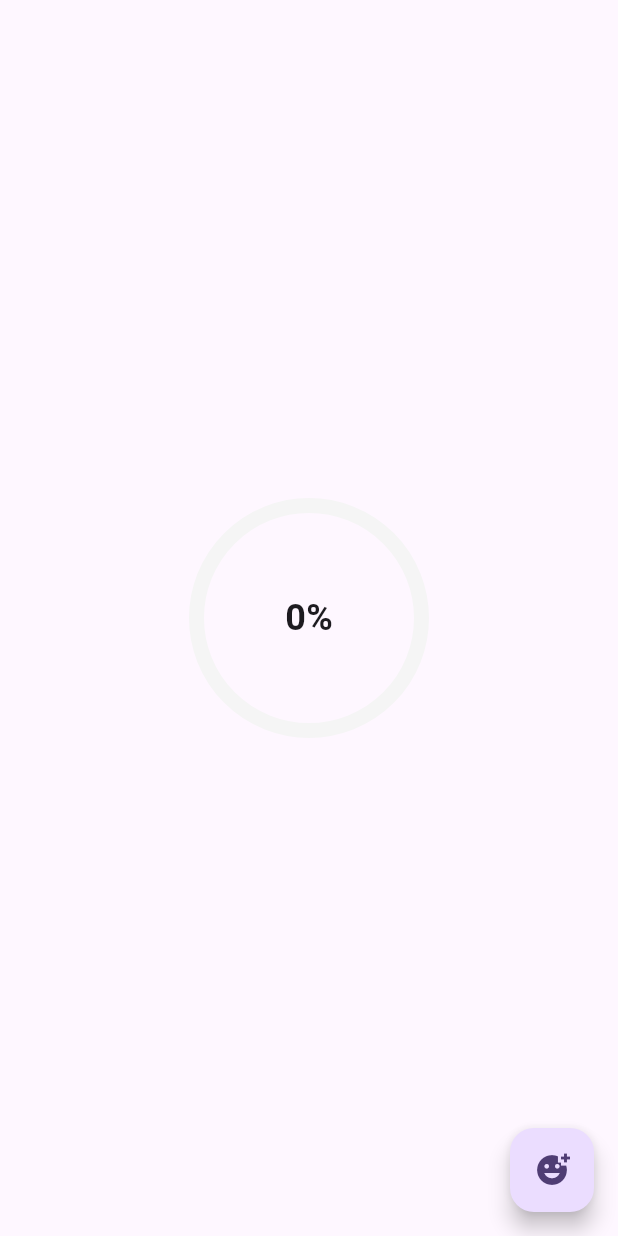
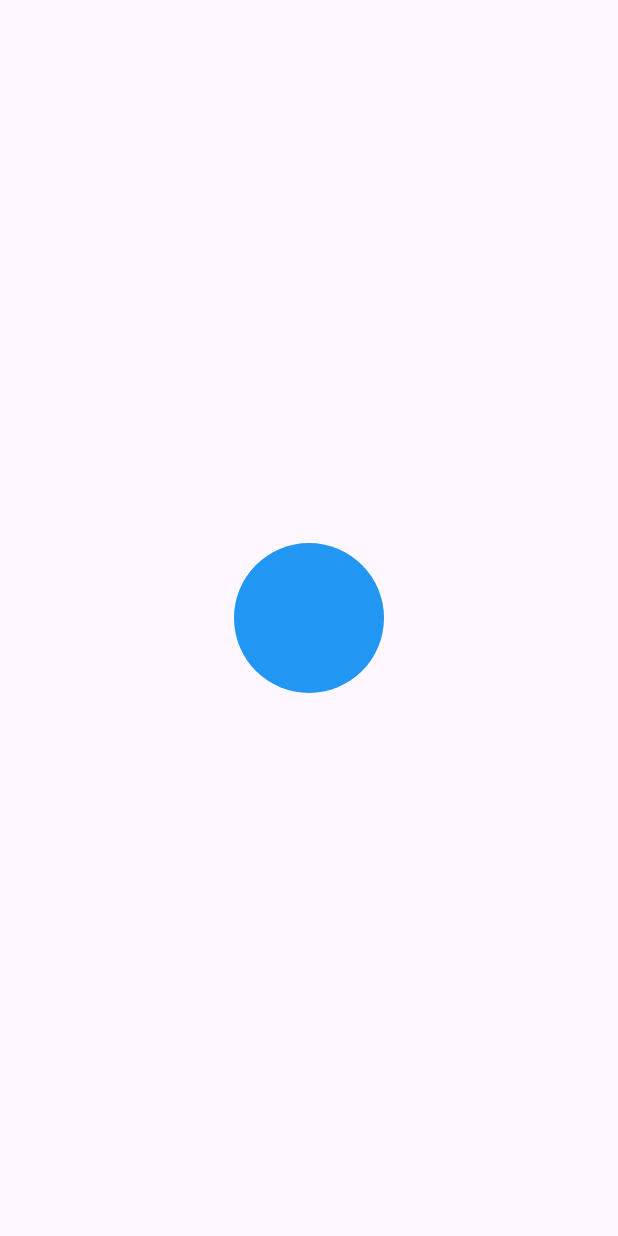
Before and after one commit to dwaipayan7/animations_practice, a Flutter app: the screen it shows after launch, on a phone screen of 412 x 824 dp. Run offline on Flutter 3.47's test engine with Material 3 defaults, Android fonts, the phone set to English and light mode, and no system bars.

```diff
--- a/lib/main.dart
+++ b/lib/main.dart
@@ -1,5 +1,6 @@
 import 'package:flutter/material.dart';
 import 'package:untitled/explicit_animations/loading_animation.dart';
+import 'package:untitled/page_route_builder/splash_animation.dart';
 
 import 'explicit_animations/list_animations.dart';
 import 'explicit_animations/login_animations.dart';
@@ -25,10 +26,11 @@ class MyApp extends StatelessWidget {
         useMaterial3: true,
       ),
       // home: ListAnimations(),
-      home: RadialProgressIndicator(
-        progress: 0.65,
-        color: Colors.blue,
-      ),
+      // home: RadialProgressIndicator(
+      //   progress: 0.65,
+      //   color: Colors.blue,
+      // ),
+      home: SplashAnimation(),
     );
   }
 }
--- /dev/null
+++ b/lib/page_route_builder/splash_animation.dart
@@ -0,0 +1,90 @@
+import 'dart:async';
+import 'package:flutter/material.dart';
+import 'package:untitled/page_route_builder/destination_page.dart';
+
+class SplashAnimation extends StatefulWidget {
+  const SplashAnimation({super.key});
+
+  @override
+  State<SplashAnimation> createState() => _SplashAnimationState();
+}
+
+class _SplashAnimationState extends State<SplashAnimation>
+    with SingleTickerProviderStateMixin {
+  late AnimationController controller;
+  late Animation<double> scaleAnimation;
+
+  @override
+  void initState() {
+    super.initState();
+
+    controller = AnimationController(
+      vsync: this,
+      duration: const Duration(milliseconds: 500),
+    );
+
+    controller.addListener(() {
+      if (controller.isCompleted) {
+        // ✅ Properly using MyCustomRouteTransition
+        Navigator.push(
+          context,
+          MyCustomRouteTransition(route: const Destination()),
+        );
+
+        Timer(const Duration(milliseconds: 500), () {
+          controller.reset();
+        });
+      }
+    });
+
+    scaleAnimation = Tween<double>(begin: 1, end: 10).animate(controller);
+  }
+
+  @override
+  Widget build(BuildContext context) {
+    return Scaffold(
+      body: Center(
+        child: GestureDetector(
+          onTap: () {
+            controller.forward();
+          },
+          child: ScaleTransition(
+            scale: scaleAnimation,
+            child: Container(
+              width: 100,
+              height: 100,
+              decoration: const BoxDecoration(
+                shape: BoxShape.circle,
+                color: Colors.blue,
+              ),
+            ),
+          ),
+        ),
+      ),
+    );
+  }
+}
+
+// ✅ Custom Page Route with Slide Transition
+class MyCustomRouteTransition extends PageRouteBuilder {
+  final Widget route;
+
+  MyCustomRouteTransition({required this.route})
+      : super(
+    pageBuilder: (context, animation, secondaryAnimation) {
+      return route;
+    },
+    transitionsBuilder: (context, animation, secondaryAnimation, child) {
+      final tween = Tween(
+        begin: const Offset(0, -1),
+        end: Offset.zero,
+      ).animate(
+        CurvedAnimation(parent: animation, curve: Curves.easeInOut),
+      );
+      return SlideTransition(
+        position: tween,
+        child: child,
+      );
+    },
+  );
+}
--- /dev/null
+++ b/lib/page_route_builder/widget/my_custom_route_transition.dart
@@ -0,0 +1,23 @@
+import 'package:flutter/material.dart';
+
+class MyCustomRouteTransition extends PageRouteBuilder {
+  final Widget route;
+  MyCustomRouteTransition({required this.route})
+      : super(
+    pageBuilder: (context, animation, secondaryAnimation) {
+      return route;
+    },
+    transitionsBuilder: (context, animation, secondaryAnimation, child) {
+      final tween = Tween(
+        begin: const Offset(0, -1),
+        end: Offset.zero,
+      ).animate(
+        CurvedAnimation(parent: animation, curve: Curves.easeInOut),
+      );
+      return SlideTransition(
+        position: tween,
+        child: child,
+      );
+    },
+  );
+}
```
Also changed, not shown: lib/page_route_builder/destination_page.dart (added, +16 -0 lines).
